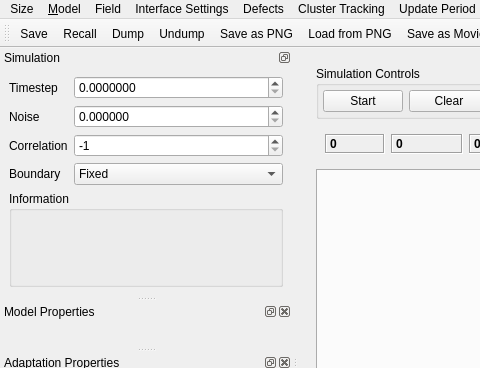
Above: ui/plotwindow_2d.ui from Debilski/Wellenprogramm before the change; both pictures show x 0 to 480 and y 0 to 368 of the 817 by 684 pixel window. Below: the same form after it.
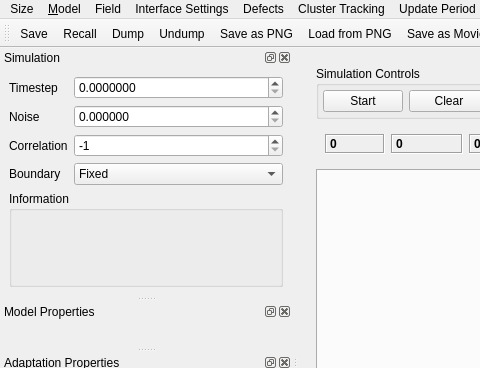
That is the form after the change. Custom widgets are drawn as their Qt base class.

Commit message: Toolbar-Fehlerbereinigung

Diff of the .ui file:
```diff
--- a/ui/plotwindow_2d.ui
+++ b/ui/plotwindow_2d.ui
@@ -373,7 +373,7 @@
   </widget>
   <widget class="QDockWidget" name="simulationWidget">
    <property name="features">
-    <set>QDockWidget::DockWidgetFloatable|QDockWidget::DockWidgetMovable</set>
+    <set>QDockWidget::AllDockWidgetFeatures</set>
    </property>
    <property name="windowTitle">
     <string>Simulation</string>
```
The commit also changes 1 other file.
